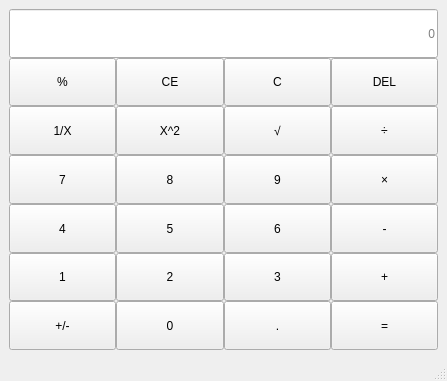
Qt form mainwindow.ui (DaisyCoding/QtLab1-Calculator) before a commit.
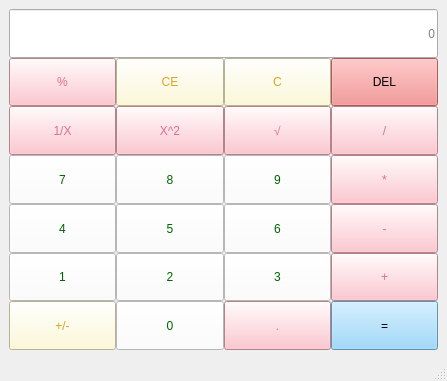
The same form after that commit. Icons and pictures are not drawn.

What changed in the file:
```diff
--- a/mainwindow.ui
+++ b/mainwindow.ui
@@ -11,7 +11,13 @@
    </rect>
   </property>
   <property name="windowTitle">
-   <string>MainWindow</string>
+   <string>计算器-章皖俊-2023414290139</string>
+  </property>
+  <property name="windowIcon">
+   <iconset theme="accessories-calculator"/>
+  </property>
+  <property name="styleSheet">
+   <string notr="true">font: 18pt &quot;Consolas&quot;;</string>
   </property>
   <widget class="QWidget" name="centralwidget">
    <layout class="QVBoxLayout" name="verticalLayout">
@@ -28,6 +34,19 @@
           <verstretch>0</verstretch>
          </sizepolicy>
         </property>
+        <property name="styleSheet">
+         <string notr="true">QPushButton
+{
+font: 18pt &quot;Consolas&quot;;
+color:rgba(0,100,0,255);
+background-color:rgba(255,255,255,255);
+}
+QPushButton:hover
+{
+	background:rgba(240,255,240,255)
+}
+</string>
+        </property>
         <property name="text">
          <string>1</string>
         </property>
@@ -41,6 +60,15 @@
           <verstretch>0</verstretch>
          </sizepolicy>
         </property>
+        <property name="styleSheet">
+         <string notr="true">QPushButton{
+background-color:rgba(255,182,193,255);
+color:rgba(219,112,147,255);
+}
+QPushButton:hover{
+background-color:rgba(250,150,170,255)
+}</string>
+        </property>
         <property name="text">
          <string>.</string>
         </property>
@@ -54,8 +82,17 @@
           <verstretch>0</verstretch>
          </sizepolicy>
         </property>
+        <property name="styleSheet">
+         <string notr="true">QPushButton{
+background-color:rgba(255,182,193,255);
+color:rgba(219,112,147,255);
+}
+QPushButton:hover{
+background-color:rgba(250,150,170,255)
+}</string>
+        </property>
         <property name="text">
-         <string>÷</string>
+         <string>/</string>
         </property>
        </widget>
       </item>
@@ -67,6 +104,19 @@
           <verstretch>0</verstretch>
          </sizepolicy>
         </property>
+        <property name="styleSheet">
+         <string notr="true">QPushButton
+{
+font: 18pt &quot;Consolas&quot;;
+color:rgba(0,100,0,255);
+background-color:rgba(255,255,255,255);
+}
+QPushButton:hover
+{
+	background:rgba(240,255,240,255)
+}
+</string>
+        </property>
         <property name="text">
          <string>4</string>
         </property>
@@ -80,6 +130,16 @@
           <verstretch>0</verstretch>
          </sizepolicy>
         </property>
+        <property name="styleSheet">
+         <string notr="true">QPushButton{
+
+background-color:rgba(255,250,205,255);
+color:rgba(218,165,32,255)
+}
+QPushButton:hover{
+background-color:rgba(250,240,180,255)
+}</string>
+        </property>
         <property name="text">
          <string>C</string>
         </property>
@@ -93,6 +153,19 @@
           <verstretch>0</verstretch>
          </sizepolicy>
         </property>
+        <property name="styleSheet">
+         <string notr="true">QPushButton
+{
+font: 18pt &quot;Consolas&quot;;
+color:rgba(0,100,0,255);
+background-color:rgba(255,255,255,255);
+}
+QPushButton:hover
+{
+	background:rgba(240,255,240,255)
+}
+</string>
+        </property>
         <property name="text">
          <string>2</string>
         </property>
@@ -106,6 +179,16 @@
           <verstretch>0</verstretch>
          </sizepolicy>
         </property>
+        <property name="styleSheet">
+         <string notr="true">QPushButton{
+
+background-color:rgba(255,250,205,255);
+color:rgba(218,165,32,255)
+}
+QPushButton:hover{
+background-color:rgba(250,240,180,255)
+}</string>
+        </property>
         <property name="text">
          <string>CE</string>
         </property>
@@ -119,6 +202,19 @@
           <verstretch>0</verstretch>
          </sizepolicy>
         </property>
+        <property name="styleSheet">
+         <string notr="true">QPushButton
+{
+font: 18pt &quot;Consolas&quot;;
+color:rgba(0,100,0,255);
+background-color:rgba(255,255,255,255);
+}
+QPushButton:hover
+{
+	background:rgba(240,255,240,255)
+}
+</string>
+        </property>
         <property name="text">
          <string>0</string>
         </property>
@@ -132,6 +228,16 @@
           <verstretch>0</verstretch>
          </sizepolicy>
         </property>
+        <property name="styleSheet">
+         <string notr="true">QPushButton{
+
+background-color:rgba(255,250,205,255);
+color:rgba(218,165,32,255)
+}
+QPushButton:hover{
+background-color:rgba(250,240,180,255)
+}</string>
+        </property>
         <property name="text">
          <string>+/-</string>
         </property>
@@ -145,6 +251,15 @@
           <verstretch>0</verstretch>
          </sizepolicy>
         </property>
+        <property name="styleSheet">
+         <string notr="true">QPushButton{
+background-color:rgba(255,182,193,255);
+color:rgba(219,112,147,255);
+}
+QPushButton:hover{
+background-color:rgba(250,150,170,255)
+}</string>
+        </property>
         <property name="text">
          <string>√</string>
         </property>
@@ -158,8 +273,17 @@
           <verstretch>0</verstretch>
          </sizepolicy>
         </property>
+        <property name="styleSheet">
+         <string notr="true">QPushButton{
+background-color:rgba(255,182,193,255);
+color:rgba(219,112,147,255);
+}
+QPushButton:hover{
+background-color:rgba(250,150,170,255)
+}</string>
+        </property>
         <property name="text">
-         <string>×</string>
+         <string>*</string>
         </property>
        </widget>
       </item>
@@ -171,6 +295,15 @@
           <verstretch>0</verstretch>
          </sizepolicy>
         </property>
+        <property name="styleSheet">
+         <string notr="true">QPushButton{
+background-color:rgba(255,182,193,255);
+color:rgba(219,112,147,255);
+}
+QPushButton:hover{
+background-color:rgba(250,150,170,255)
+}</string>
+        </property>
         <property name="text">
          <string>+</string>
         </property>
@@ -184,6 +317,15 @@
           <verstretch>0</verstretch>
          </sizepolicy>
         </property>
+        <property name="styleSheet">
+         <string notr="true">QPushButton{
+background-color:rgba(255,182,193,255);
+color:rgba(219,112,147,255);
+}
+QPushButton:hover{
+background-color:rgba(250,150,170,255)
+}</string>
+        </property>
         <property name="text">
          <string>1/X</string>
         </property>
@@ -197,6 +339,19 @@
           <verstretch>0</verstretch>
          </sizepolicy>
         </property>
+        <property name="styleSheet">
+         <string notr="true">QPushButton
+{
+font: 18pt &quot;Consolas&quot;;
+color:rgba(0,100,0,255);
+background-color:rgba(255,255,255,255);
+}
+QPushButton:hover
+{
+	background:rgba(240,255,240,255)
+}
+</string>
+        </property>
         <property name="text">
          <string>3</string>
         </property>
@@ -210,6 +365,19 @@
           <verstretch>0</verstretch>
          </sizepolicy>
         </property>
+        <property name="styleSheet">
+         <string notr="true">QPushButton
+{
+font: 18pt &quot;Consolas&quot;;
+color:rgba(0,100,0,255);
+background-color:rgba(255,255,255,255);
+}
+QPushButton:hover
+{
+	background:rgba(240,255,240,255)
+}
+</string>
+        </property>
         <property name="text">
          <string>9</string>
         </property>
@@ -223,6 +391,16 @@
           <verstretch>0</verstretch>
          </sizepolicy>
         </property>
+        <property name="styleSheet">
+         <string notr="true">QPushButton{
+
+background-color:rgb(135,206,250);
+color:rgb(0,0,0)
+}
+QPushButton:hover{
+background-color:rgb(0,191,255);
+}</string>
+        </property>
         <property name="text">
          <string>=</string>
         </property>
@@ -236,6 +414,19 @@
           <verstretch>0</verstretch>
          </sizepolicy>
         </property>
+        <property name="styleSheet">
+         <string notr="true">QPushButton
+{
+font: 18pt &quot;Consolas&quot;;
+color:rgba(0,100,0,255);
+background-color:rgba(255,255,255,255);
+}
+QPushButton:hover
+{
+	background:rgba(240,255,240,255)
+}
+</string>
+        </property>
         <property name="text">
          <string>8</string>
         </property>
@@ -249,6 +440,19 @@
           <verstretch>0</verstretch>
          </sizepolicy>
         </property>
+        <property name="styleSheet">
+         <string notr="true">QPushButton
+{
+font: 18pt &quot;Consolas&quot;;
+color:rgba(0,100,0,255);
+background-color:rgba(255,255,255,255);
+}
+QPushButton:hover
+{
+	background:rgba(240,255,240,255)
+}
+</string>
+        </property>
         <property name="text">
          <string>6</string>
         </property>
@@ -262,6 +466,19 @@
           <verstretch>0</verstretch>
          </sizepolicy>
         </property>
+        <property name="styleSheet">
+         <string notr="true">QPushButton
+{
+font: 18pt &quot;Consolas&quot;;
+color:rgba(0,100,0,255);
+background-color:rgba(255,255,255,255);
+}
+QPushButton:hover
+{
+	background:rgba(240,255,240,255)
+}
+</string>
+        </property>
         <property name="text">
          <string>5</string>
         </property>
@@ -275,6 +492,15 @@
           <verstretch>0</verstretch>
          </sizepolicy>
         </property>
+        <property name="styleSheet">
+         <string notr="true">QPushButton{
+background-color:rgba(255,182,193,255);
+color:rgba(219,112,147,255);
+}
+QPushButton:hover{
+background-color:rgba(250,150,170,255)
+}</string>
+        </property>
         <property name="text">
          <string>-</string>
         </property>
@@ -288,6 +514,15 @@
           <verstretch>0</verstretch>
          </sizepolicy>
         </property>
+        <property name="styleSheet">
+         <string notr="true">QPushButton{
+background-color:rgb(240,128,128);
+color:rgb(0,0,0)
+}
+QPushButton:hover{
+background-color:rgb(205,92,92);
+}</string>
+        </property>
         <property name="text">
          <string>DEL</string>
         </property>
@@ -301,6 +536,19 @@
           <verstretch>0</verstretch>
          </sizepolicy>
         </property>
+        <property name="styleSheet">
+         <string notr="true">QPushButton
+{
+font: 18pt &quot;Consolas&quot;;
+color:rgba(0,100,0,255);
+background-color:rgba(255,255,255,255);
+}
+QPushButton:hover
+{
+	background:rgba(240,255,240,255)
+}
+</string>
+        </property>
         <property name="text">
          <string>7</string>
         </property>
@@ -314,6 +562,15 @@
           <verstretch>0</verstretch>
          </sizepolicy>
         </property>
+        <property name="styleSheet">
+         <string notr="true">QPushButton{
+background-color:rgba(255,182,193,255);
+color:rgba(219,112,147,255);
+}
+QPushButton:hover{
+background-color:rgba(250,150,170,255)
+}</string>
+        </property>
         <property name="text">
          <string>%</string>
         </property>
@@ -327,6 +584,15 @@
           <verstretch>0</verstretch>
          </sizepolicy>
         </property>
+        <property name="styleSheet">
+         <string notr="true">QPushButton{
+background-color:rgba(255,182,193,255);
+color:rgba(219,112,147,255);
+}
+QPushButton:hover{
+background-color:rgba(250,150,170,255)
+}</string>
+        </property>
         <property name="text">
          <string>X^2</string>
         </property>
```
Left out of the diff: 2 changed lines with no effect on the pictures.
